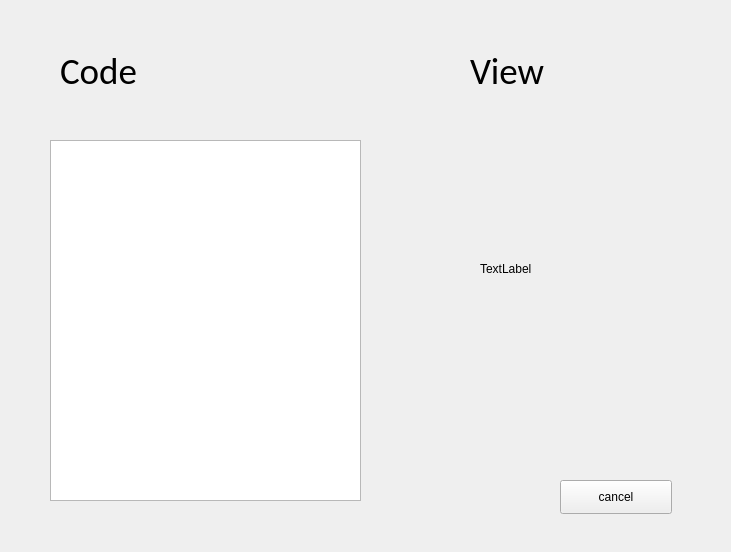
Dreamerryao/CPlusPlus-Project, file DSVis/WINDOW/model2_main.ui: the form before one commit.
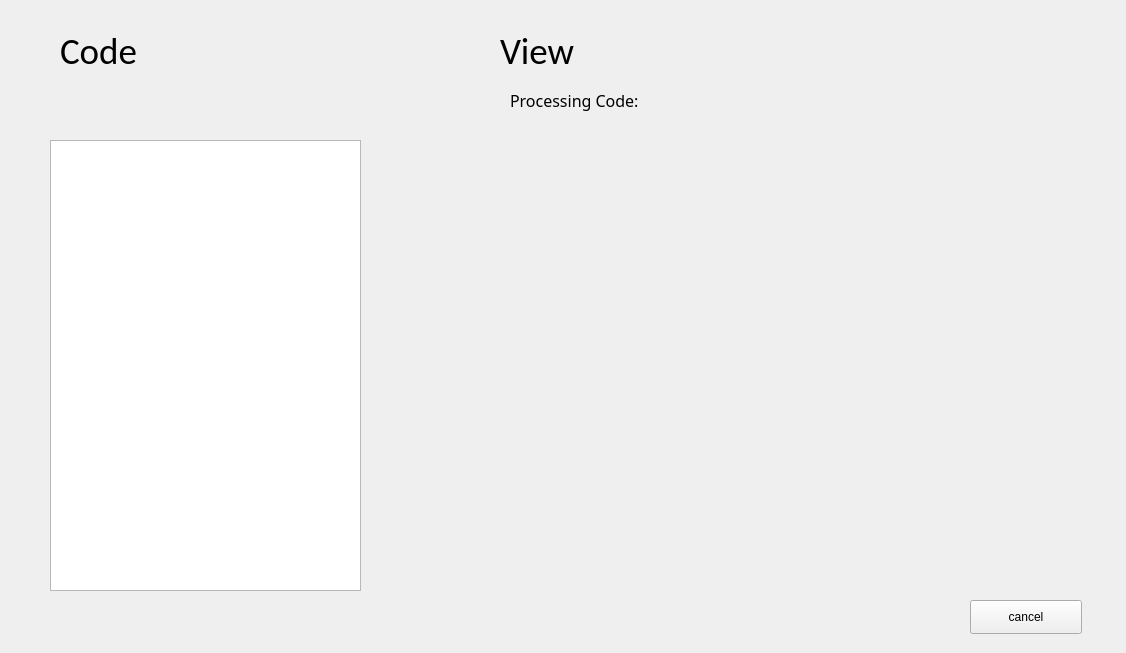
The form after the commit.

```diff
--- a/DSVis/WINDOW/model2_main.ui
+++ b/DSVis/WINDOW/model2_main.ui
@@ -6,8 +6,8 @@
    <rect>
     <x>0</x>
     <y>0</y>
-    <width>731</width>
-    <height>552</height>
+    <width>1126</width>
+    <height>653</height>
    </rect>
   </property>
   <property name="windowTitle">
@@ -17,7 +17,7 @@
    <property name="geometry">
     <rect>
      <x>60</x>
-     <y>40</y>
+     <y>20</y>
      <width>131</width>
      <height>61</height>
     </rect>
@@ -35,8 +35,8 @@
   <widget class="QLabel" name="view">
    <property name="geometry">
     <rect>
-     <x>470</x>
-     <y>40</y>
+     <x>500</x>
+     <y>20</y>
      <width>131</width>
      <height>61</height>
     </rect>
@@ -54,14 +54,20 @@
   <widget class="QLabel" name="test">
    <property name="geometry">
     <rect>
-     <x>480</x>
-     <y>260</y>
-     <width>81</width>
-     <height>18</height>
+     <x>510</x>
+     <y>80</y>
+     <width>551</width>
+     <height>41</height>
     </rect>
    </property>
+   <property name="font">
+    <font>
+     <family>Arial Rounded MT Bold</family>
+     <pointsize>12</pointsize>
+    </font>
+   </property>
    <property name="text">
-    <string>TextLabel</string>
+    <string>Processing Code:</string>
    </property>
   </widget>
   <widget class="QPlainTextEdit" name="text">
@@ -70,15 +76,15 @@
      <x>50</x>
      <y>140</y>
      <width>311</width>
-     <height>361</height>
+     <height>451</height>
     </rect>
    </property>
   </widget>
   <widget class="QPushButton" name="pushButton">
    <property name="geometry">
     <rect>
-     <x>560</x>
-     <y>480</y>
+     <x>970</x>
+     <y>600</y>
      <width>112</width>
      <height>34</height>
     </rect>
```
